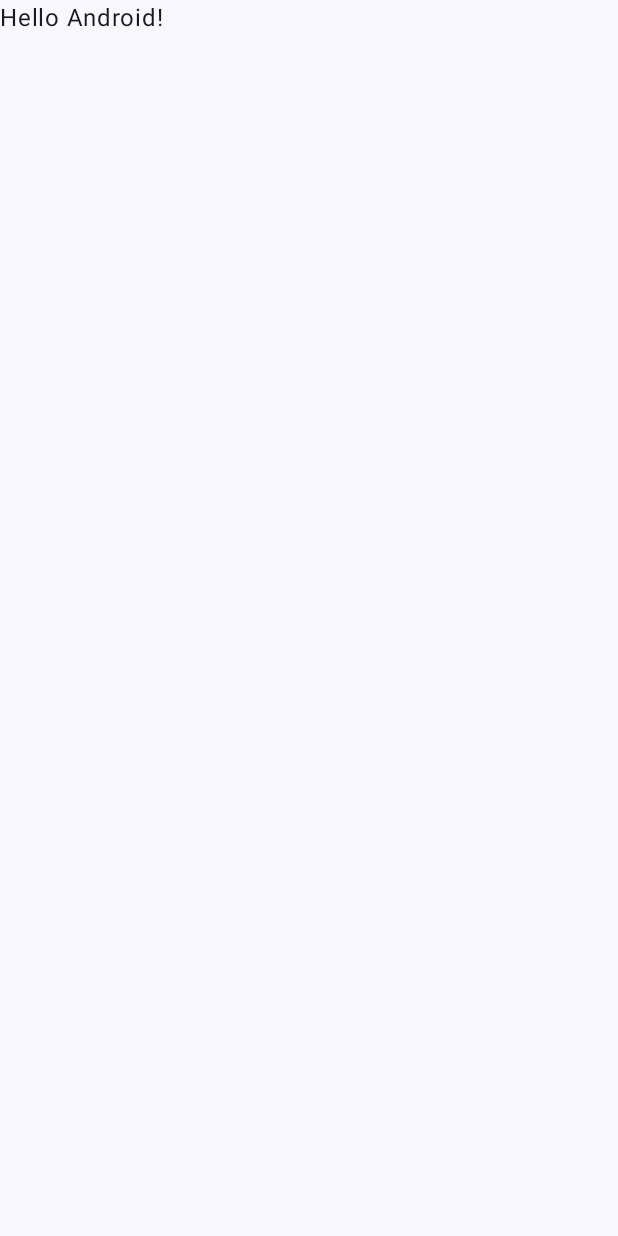
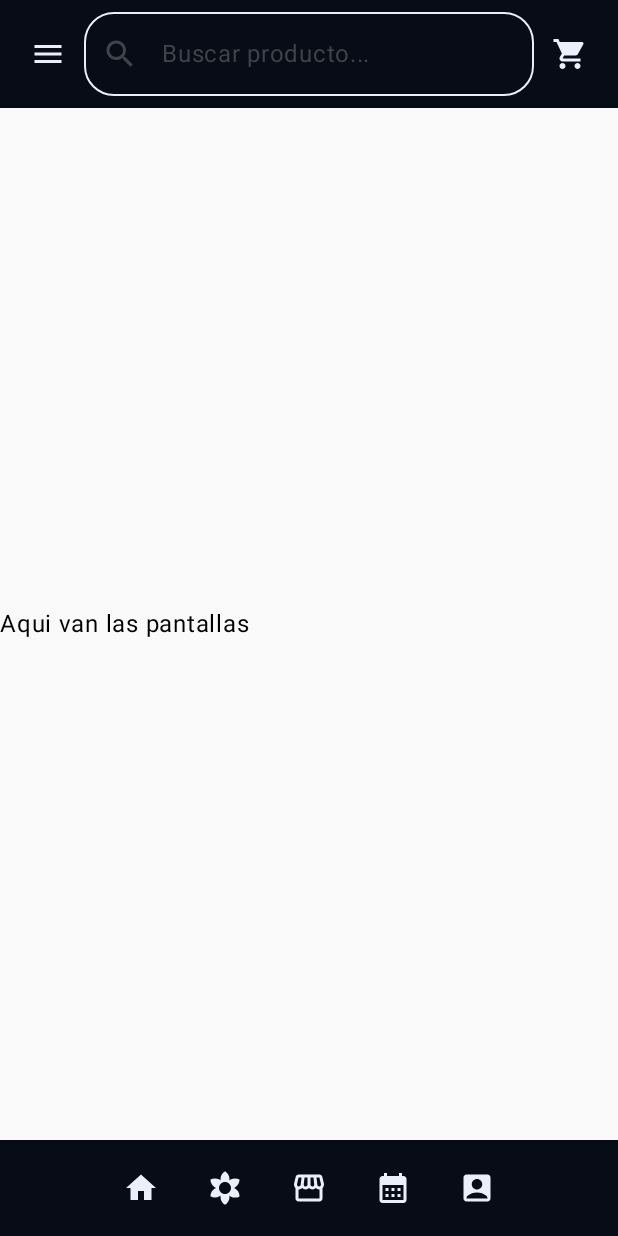
Before and after one commit to ChrsitopherJimenezHurtado/Compu_Papus, an Android app built with Jetpack Compose: the screen it shows after launch (MainActivity), on a phone screen of 412 x 824 dp. Before the commit the screen is almost empty. Run offline under Robolectric (Android 15) with nearby library versions, the phone set to English and light mode, and no system bars.

Commit message:
Barras superior e inferior, se agregaron las dependencias de los iconos y se modifico el colors.xml agregando los colores de fondo y los colores de los iconos.

```diff
--- a/app/build.gradle.kts
+++ b/app/build.gradle.kts
@@ -51,4 +51,6 @@ dependencies {
     androidTestImplementation(libs.androidx.junit)
     debugImplementation(libs.androidx.compose.ui.test.manifest)
     debugImplementation(libs.androidx.compose.ui.tooling)
+    //para los iconos
+    implementation("androidx.compose.material:material-icons-extended")
 }
--- a/app/src/main/java/com/appmov/compupapus/MainActivity.kt
+++ b/app/src/main/java/com/appmov/compupapus/MainActivity.kt
@@ -4,6 +4,8 @@ import android.os.Bundle
 import androidx.activity.ComponentActivity
 import androidx.activity.compose.setContent
 import androidx.activity.enableEdgeToEdge
+import androidx.compose.foundation.layout.Column
+import androidx.compose.foundation.layout.Spacer
 import androidx.compose.foundation.layout.fillMaxSize
 import androidx.compose.foundation.layout.padding
 import androidx.compose.material3.Scaffold
@@ -12,6 +14,8 @@ import androidx.compose.runtime.Composable
 import androidx.compose.ui.Modifier
 import androidx.compose.ui.tooling.preview.Preview
 import com.appmov.compupapus.ui.theme.CompuPapusTheme
+import com.appmov.compupapus.ui.theme.componentes.BarraInferior
+import com.appmov.compupapus.ui.theme.componentes.BarraSuperior
 
 class MainActivity : ComponentActivity() {
     override fun onCreate(savedInstanceState: Bundle?) {
@@ -19,29 +23,32 @@ class MainActivity : ComponentActivity() {
         enableEdgeToEdge()
         setContent {
             CompuPapusTheme {
-                Scaffold(modifier = Modifier.fillMaxSize()) { innerPadding ->
-                    Greeting(
-                        name = "Android",
-                        modifier = Modifier.padding(innerPadding)
-                    )
-                }
+                CompuPapusScreen()
             }
         }
     }
 }
 
 @Composable
-fun Greeting(name: String, modifier: Modifier = Modifier) {
-    Text(
-        text = "Hello $name!",
-        modifier = modifier
-    )
+fun CompuPapusScreen() {
+    Column(
+        modifier = Modifier.fillMaxSize()
+    ) {
+        BarraSuperior()
+        Spacer(modifier = Modifier.weight(1f))
+        // Pantallas
+        Text("Aqui van las pantallas")
+        // fin de pantallas
+        Spacer(modifier = Modifier.weight(1f))
+        BarraInferior()
+    }
 }
 
+//Preview de pantalla
 @Preview(showBackground = true)
 @Composable
-fun GreetingPreview() {
+fun PreviewCompuPapusScreen() {
     CompuPapusTheme {
-        Greeting("Android")
+        CompuPapusScreen()
     }
 }
--- /dev/null
+++ b/app/src/main/java/com/appmov/compupapus/ui/theme/componentes/BarraInferior.kt
@@ -0,0 +1,101 @@
+package com.appmov.compupapus.ui.theme.componentes
+import androidx.compose.foundation.background
+import androidx.compose.foundation.layout.Arrangement
+import androidx.compose.foundation.layout.Row
+import androidx.compose.foundation.layout.Spacer
+import androidx.compose.foundation.layout.fillMaxWidth
+import androidx.compose.foundation.layout.padding
+import androidx.compose.foundation.layout.size
+import androidx.compose.material.icons.Icons
+import androidx.compose.material.icons.filled.AccountBox
+import androidx.compose.material.icons.filled.CalendarMonth
+import androidx.compose.material.icons.filled.FilterVintage
+import androidx.compose.material.icons.filled.Home
+import androidx.compose.material.icons.filled.Menu
+import androidx.compose.material.icons.filled.Storefront
+import androidx.compose.material3.Icon
+import androidx.compose.material3.IconButton
+import androidx.compose.runtime.Composable
+import androidx.compose.ui.Alignment
+import androidx.compose.ui.Modifier
+import androidx.compose.ui.res.colorResource
+import androidx.compose.ui.unit.dp
+import com.appmov.compupapus.R
+
+
+@Composable
+fun BarraInferior(){
+    Row(
+        modifier = Modifier
+            .fillMaxWidth()
+            .background(
+                colorResource(R.color.fondo)
+            )
+            .padding(8.dp),
+        verticalAlignment = Alignment.CenterVertically,
+        horizontalArrangement = Arrangement.Center
+    ) {
+        // boton home
+        IconButton(
+            // programar accion
+            onClick = { }
+        ) {
+            Icon(
+                imageVector = Icons.Default.Home,
+                contentDescription = "Inicio",
+                tint = colorResource(R.color.iconos)
+            )
+        }
+
+        Spacer(modifier = Modifier.size(8.dp))
+        // boton reparaciones
+        IconButton(
+            // programar accion
+            onClick = { }
+        ) {
+            Icon(
+                imageVector = Icons.Default.FilterVintage,
+                contentDescription = "Reparaciones",
+                tint = colorResource(R.color.iconos)
+            )
+        }
+
+        Spacer(modifier = Modifier.size(8.dp))
+        // boton tienda
+        IconButton(
+            // programar accion
+            onClick = { }
+        ) {
+            Icon(
+                imageVector = Icons.Default.Storefront,
+                contentDescription = "Menú",
+                tint = colorResource(R.color.iconos)
+            )
+        }
+
+        Spacer(modifier = Modifier.size(8.dp))
+        // boton citas
+        IconButton(
+            // programar accion
+            onClick = { }
+        ) {
+            Icon(
+                imageVector = Icons.Default.CalendarMonth,
+                contentDescription = "Menú",
+                tint = colorResource(R.color.iconos)
+            )
+        }
+        Spacer(modifier = Modifier.size(8.dp))
+        // boton cuenta
+        IconButton(
+            // programar accion
+            onClick = { }
+        ) {
+            Icon(
+                imageVector = Icons.Default.AccountBox,
+                contentDescription = "Menú",
+                tint = colorResource(R.color.iconos)
+            )
+        }
+    }
+}
--- /dev/null
+++ b/app/src/main/java/com/appmov/compupapus/ui/theme/componentes/BarraSuperior.kt
@@ -0,0 +1,89 @@
+package com.appmov.compupapus.ui.theme.componentes
+
+import androidx.compose.foundation.background
+import androidx.compose.foundation.layout.Row
+import androidx.compose.foundation.layout.Spacer
+import androidx.compose.foundation.layout.fillMaxWidth
+import androidx.compose.foundation.layout.padding
+import androidx.compose.foundation.shape.RoundedCornerShape
+import androidx.compose.runtime.Composable
+import androidx.compose.material3.Text
+import androidx.compose.ui.Modifier
+import androidx.compose.material.icons.Icons
+import androidx.compose.material.icons.filled.Menu
+import androidx.compose.material3.IconButton
+import androidx.compose.runtime.mutableStateOf
+import androidx.compose.runtime.remember
+import androidx.compose.ui.unit.dp
+import androidx.compose.ui.Alignment
+import androidx.compose.material3.Icon
+import androidx.compose.material3.OutlinedTextField
+import androidx.compose.material.icons.filled.ShoppingCart
+import androidx.compose.material3.OutlinedTextFieldDefaults
+import androidx.compose.runtime.getValue
+import androidx.compose.runtime.setValue
+import androidx.compose.ui.res.colorResource
+import com.appmov.compupapus.R
+import androidx.compose.material.icons.filled.Search
+
+@Composable
+fun BarraSuperior() {
+    var busqueda by remember { mutableStateOf("") }
+    Row(
+        modifier = Modifier
+            .fillMaxWidth()
+            .background(
+                colorResource(R.color.fondo)
+            )
+            .padding(8.dp),
+        verticalAlignment = Alignment.CenterVertically
+    ) {
+        // boton del menu
+        IconButton(
+            // programar accion
+            onClick = { }
+        ) {
+            Icon(
+                imageVector = Icons.Default.Menu,
+                contentDescription = "Menú",
+                tint = colorResource(R.color.iconos)
+            )
+        }
+        // campo de busquea
+        OutlinedTextField(
+            value = busqueda,
+            onValueChange = { busqueda = it },
+            modifier = Modifier.weight(1f),
+            shape = RoundedCornerShape(20.dp),
+            // texto para usuarios
+            placeholder = {
+                Text("Buscar producto...")
+                colorResource(R.color.iconos)
+            },
+            // para el color del campo
+            singleLine = true,
+            colors = OutlinedTextFieldDefaults.colors(
+                focusedBorderColor = colorResource(R.color.iconos),
+                unfocusedBorderColor = colorResource(R.color.iconos)
+            ),
+            //icono de buscar
+            leadingIcon = {
+                Icon(
+                    imageVector = Icons.Default.Search,
+                    contentDescription = "Buscar"
+                )
+            }
+        )
+        // boton de carrito
+        IconButton(
+            // programar la accion
+            onClick = { }
+        ) {
+            Icon(
+                imageVector = Icons.Default.ShoppingCart,
+                contentDescription = "Carrito",
+                tint = colorResource(R.color.iconos)
+            )
+        }
+    }
+}
--- a/app/src/main/res/values/colors.xml
+++ b/app/src/main/res/values/colors.xml
@@ -1,10 +1,7 @@
 <?xml version="1.0" encoding="utf-8"?>
 <resources>
-    <color name="purple_200">#FFBB86FC</color>
-    <color name="purple_500">#FF6200EE</color>
-    <color name="purple_700">#FF3700B3</color>
-    <color name="teal_200">#FF03DAC5</color>
-    <color name="teal_700">#FF018786</color>
-    <color name="black">#FF000000</color>
-    <color name="white">#FFFFFFFF</color>
+    //Color de fondo app
+    <color name="fondo">#080C16</color>
+    //colores encabezado
+    <color name="iconos">#EAF0FB</color>
 </resources>
```
